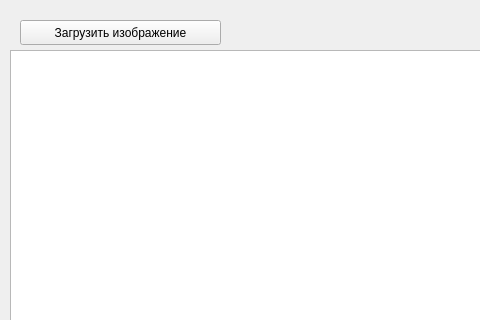
S-N-A/dicomClient, file src/viewerform.ui: the form before one commit; both pictures show x 0 to 480 and y 0 to 320 of the 1051 by 971 pixel window.
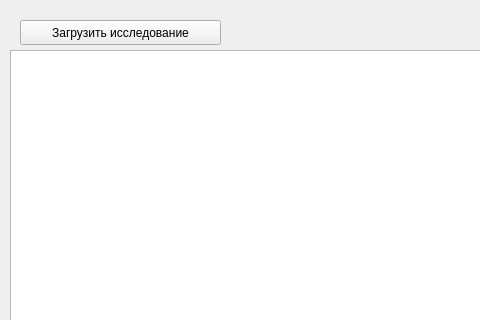
The form after the commit. Custom widgets are drawn as their Qt base class.

```diff
--- a/src/viewerform.ui
+++ b/src/viewerform.ui
@@ -23,7 +23,7 @@
     </rect>
    </property>
    <property name="text">
-    <string>Загрузить изображение</string>
+    <string>Загрузить исследование</string>
    </property>
   </widget>
   <widget class="SceneZoom" name="dicomGraphicsView">
```
